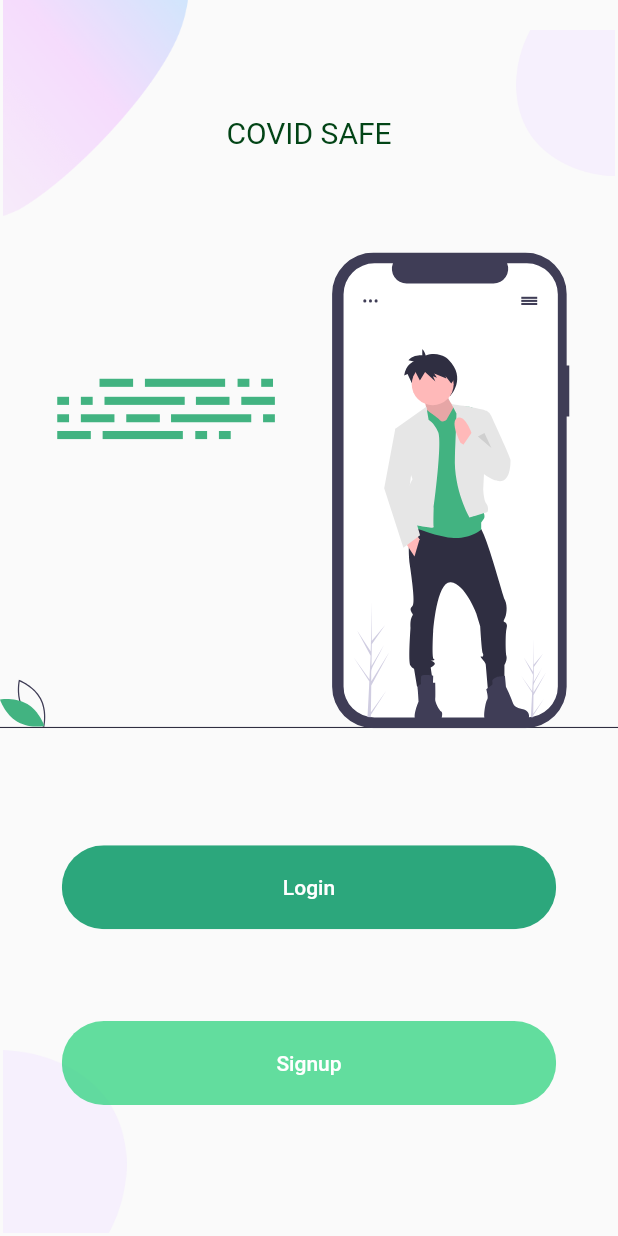
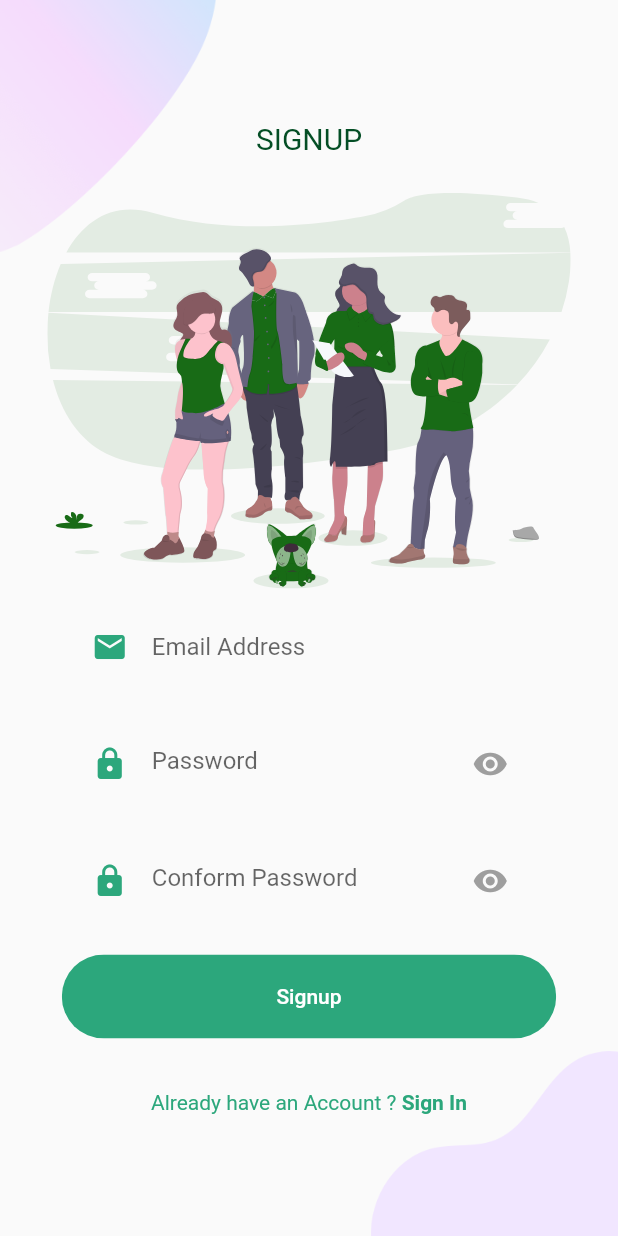
Before and after one commit to Ajiharan/covid_19_flutter, a Flutter app: the screen it shows after launch, after a tap on "Signup", on a phone screen of 412 x 824 dp. Run offline on Flutter 3.47's test engine with Material 2 defaults, Android fonts, the phone set to English and light mode, and no system bars; our stand-ins replace firebase_core, flutter_easyloading, flutter_svg, fluttertoast, hexcolor; accounts and stored records are empty.

Commit message:
signup screen added

```diff
--- a/lib/Home/BodyContainer.dart
+++ b/lib/Home/BodyContainer.dart
@@ -1,4 +1,5 @@
 import 'package:covid_project/Home/BackGround.dart';
+import 'package:covid_project/SignUp/SignUpScreen.dart';
 import 'package:covid_project/colorConstraint.dart';
 import 'package:covid_project/common/rounded_buttons.dart';
 import 'package:flutter/material.dart';
@@ -24,14 +25,14 @@ class BodyContainer extends StatelessWidget {
                   color: Color.fromRGBO(2, 68, 22, 1.0), fontSize: 20),
             ),
             SizedBox(
-              height: size.height * 0.05,
+              height: size.height * 0.04,
             ),
             SvgPicture.asset(
-              "images/s10.svg",
-              height: size.height * 0.45,
+              "images/b6.svg",
+              height: size.height * 0.31,
             ),
             SizedBox(
-              height: size.height * 0.05,
+              height: size.height * 0.04,
             ),
             RoundedButton(
               press: () {},
@@ -41,7 +42,10 @@ class BodyContainer extends StatelessWidget {
               height: size.height * 0.05,
             ),
             RoundedButton(
-              press: () {},
+              press: () {
+                Navigator.push(context,
+                    MaterialPageRoute(builder: (context) => SignUpScreen()));
+              },
               text: 'Signup',
               color: PrimaryLightColor,
             )
--- a/lib/SignUp/Background.dart
+++ b/lib/SignUp/Background.dart
@@ -0,0 +1,37 @@
+import 'package:flutter/material.dart';
+
+class BackGround extends StatelessWidget {
+  final Widget child;
+  const BackGround({Key? key, required this.child}) : super(key: key);
+
+  @override
+  Widget build(BuildContext context) {
+    Size size = MediaQuery.of(context).size;
+    return Container(
+      width: double.infinity,
+      height: size.height,
+      child: Stack(
+        alignment: Alignment.center,
+        children: [
+          Positioned(
+            top: 0,
+            left: 0,
+            child: Image.asset(
+              "images/main_top.png",
+              width: size.width * 0.35,
+            ),
+          ),
+          Positioned(
+            bottom: 0,
+            right: 0,
+            child: Image.asset(
+              "images/login_bottom.png",
+              width: size.width * 0.4,
+            ),
+          ),
+          child
+        ],
+      ),
+    );
+  }
+}
--- a/lib/SignUp/BodyContainer.dart
+++ b/lib/SignUp/BodyContainer.dart
@@ -1,4 +1,11 @@
+import 'package:covid_project/SignUp/Background.dart';
+import 'package:covid_project/common/Account.dart';
+import 'package:covid_project/common/RoundedInputFormField.dart';
+import 'package:covid_project/common/RoundedPasswordField.dart';
+import 'package:covid_project/common/rounded_buttons.dart';
 import 'package:flutter/material.dart';
+import 'package:flutter_svg/flutter_svg.dart';
+import 'package:fluttertoast/fluttertoast.dart';
 
 class BodyContainer extends StatefulWidget {
   const BodyContainer({Key? key}) : super(key: key);
@@ -8,8 +15,103 @@ class BodyContainer extends StatefulWidget {
 }
 
 class _BodyContainerState extends State<BodyContainer> {
+  var _emailAddress;
+  var _password;
+  var _cpassword;
+  final TextEditingController passController = TextEditingController(text: "");
+  late FToast fToast;
+  GlobalKey<FormState> formKey = GlobalKey<FormState>();
+  @override
+  void initState() {
+    // TODO: implement initState
+    super.initState();
+    fToast = FToast();
+    fToast.init(context);
+  }
+
   @override
   Widget build(BuildContext context) {
-    return Container();
+    Size size = MediaQuery.of(context).size;
+    return BackGround(
+        child: SingleChildScrollView(
+      child: Form(
+        key: formKey,
+        child: Column(
+          mainAxisAlignment: MainAxisAlignment.center,
+          children: [
+            Text(
+              "SIGNUP",
+              style: TextStyle(
+                  fontSize: 20, color: Color.fromRGBO(4, 78, 37, 1.0)),
+            ),
+            SizedBox(
+              height: size.height * 0.03,
+            ),
+            SvgPicture.asset(
+              "images/b2.svg",
+              height: size.height * 0.32,
+            ),
+            RoundedInputFormField(
+                hintText: 'Email Address',
+                validator: (emailAddress) {
+                  if (emailAddress.toString().trim().isEmpty) {
+                    return "email id is required";
+                  } else if (!RegExp(
+                          r"^[a-zA-Z0-9.a-zA-Z0-9.!#$%&'*+-/=?^_`{|}~]+@[a-zA-Z0-9]+\.[a-zA-Z]+")
+                      .hasMatch(emailAddress.toString().trim())) {
+                    return "invalid email id";
+                  }
+                  return null;
+                },
+                onSaved: (emailAddress) {
+                  _emailAddress = emailAddress;
+                }),
+            RoundedPasswordFormField(
+              onSaved: (password) {
+                _password = password;
+              },
+              validator: (password) {
+                if (password.toString().trim().isEmpty) {
+                  return 'password is required';
+                } else if (password.toString().trim().length < 6) {
+                  return 'password contain minimum 6 digits';
+                }
+                return null;
+              },
+              passController: passController,
+            ),
+            RoundedPasswordFormField(
+              onSaved: (password) {
+                _cpassword = password;
+              },
+              validator: (password) {
+                if (password.toString().trim().isEmpty) {
+                  return 'conform password is required';
+                } else if (password.toString().trim() != passController.text) {
+                  return 'password not match';
+                }
+                return null;
+              },
+              hintValue: 'Conform Password',
+            ),
+            RoundedButton(
+                text: 'Signup',
+                press: () {
+                  if (formKey.currentState!.validate()) {
+                    formKey.currentState!.save();
+                    FocusScope.of(context).unfocus();
+                  }
+                }),
+            SizedBox(
+              height: size.height * 0.03,
+            ),
+            Account(
+              press: () {},
+              login: false,
+            )
+          ],
+        ),
+      ),
+    ));
   }
 }
--- /dev/null
+++ b/lib/common/Account.dart
@@ -0,0 +1,34 @@
+import 'package:covid_project/colorConstraint.dart';
+import 'package:flutter/material.dart';
+
+class Account extends StatelessWidget {
+  final bool login;
+  final Function press;
+  const Account({Key? key, this.login = true, required this.press})
+      : super(key: key);
+
+  @override
+  Widget build(BuildContext context) {
+    return Row(
+      mainAxisAlignment: MainAxisAlignment.center,
+      children: [
+        Text(
+          login ? "Don’t have an Account ? " : "Already have an Account ? ",
+          style: TextStyle(color: PrimaryColor),
+        ),
+        GestureDetector(
+          onTap: () {
+            press();
+          },
+          child: Text(
+            login ? "Sign Up" : "Sign In",
+            style: TextStyle(
+              color: PrimaryColor,
+              fontWeight: FontWeight.bold,
+            ),
+          ),
+        )
+      ],
+    );
+  }
+}
--- /dev/null
+++ b/lib/common/RoundedInputFormField.dart
@@ -0,0 +1,46 @@
+import 'package:flutter/material.dart';
+
+import '../colorConstraint.dart';
+import 'TextFieldContainer.dart';
+
+class RoundedInputFormField extends StatefulWidget {
+  final String hintText;
+  final IconData icon;
+  final onSaved;
+  final validator;
+  const RoundedInputFormField({
+    Key? key,
+    required this.hintText,
+    this.icon = Icons.email,
+    required this.onSaved,
+    this.validator,
+  }) : super(key: key);
+
+  @override
+  _RoundedInputFormFieldState createState() => _RoundedInputFormFieldState();
+}
+
+class _RoundedInputFormFieldState extends State<RoundedInputFormField> {
+  @override
+  Widget build(BuildContext context) {
+    return TextFieldContainer(
+      child: TextFormField(
+        onSaved: (e) {
+          this.widget.onSaved(e);
+        },
+        validator: (emailId) {
+          return widget.validator(emailId);
+        },
+        cursorColor: PrimaryColor,
+        decoration: InputDecoration(
+          icon: Icon(
+            widget.icon,
+            color: PrimaryColor,
+          ),
+          hintText: widget.hintText,
+          border: InputBorder.none,
+        ),
+      ),
+    );
+  }
+}
--- /dev/null
+++ b/lib/common/RoundedPasswordField.dart
@@ -0,0 +1,59 @@
+import 'package:flutter/material.dart';
+
+import '../colorConstraint.dart';
+import 'TextFieldContainer.dart';
+
+class RoundedPasswordFormField extends StatefulWidget {
+  final onSaved;
+  final validator;
+  String hintValue;
+  final passController;
+  RoundedPasswordFormField(
+      {Key? key,
+      required this.onSaved,
+      this.validator,
+      this.hintValue = 'Password',
+      TextEditingController? this.passController})
+      : super(key: key);
+
+  @override
+  _RoundedPasswordFormFieldState createState() =>
+      _RoundedPasswordFormFieldState();
+}
+
+class _RoundedPasswordFormFieldState extends State<RoundedPasswordFormField> {
+  bool _showPassword = false;
+  @override
+  Widget build(BuildContext context) {
+    return TextFieldContainer(
+      child: TextFormField(
+        controller: widget.passController,
+        obscureText: !_showPassword,
+        onSaved: (e) {
+          widget.onSaved(e);
+        },
+        validator: (password) {
+          return widget.validator(password);
+        },
+        cursorColor: PrimaryColor,
+        decoration: InputDecoration(
+          hintText: widget.hintValue,
+          icon: Icon(
+            Icons.lock,
+            color: PrimaryColor,
+          ),
+          suffixIcon: IconButton(
+            icon: Icon(
+              Icons.visibility,
+              color: !this._showPassword ? Colors.grey : PrimaryColor,
+            ),
+            onPressed: () {
+              setState(() => this._showPassword = !this._showPassword);
+            },
+          ),
+          border: InputBorder.none,
+        ),
+      ),
+    );
+  }
+}
--- /dev/null
+++ b/lib/common/TextFieldContainer.dart
@@ -0,0 +1,21 @@
+import 'package:flutter/material.dart';
+import '../colorConstraint.dart';
+
+class TextFieldContainer extends StatelessWidget {
+  final Widget child;
+  const TextFieldContainer({
+    Key? key,
+    required this.child,
+  }) : super(key: key);
+
+  @override
+  Widget build(BuildContext context) {
+    Size size = MediaQuery.of(context).size;
+    return Container(
+      margin: EdgeInsets.symmetric(vertical: 10),
+      padding: EdgeInsets.symmetric(horizontal: 20, vertical: 5),
+      width: size.width * 0.8,
+      child: child,
+    );
+  }
+}
```
Also changed, not shown: images/b1.svg (added), images/b2.svg (added), images/b3.svg (added), images/b4.svg (added), images/b5.svg (added), images/b6.svg (added), lib/SignIn/Background.dart (added), lib/SignIn/BodyContainer.dart (added), lib/SignIn/SignInScreen.dart (added).
